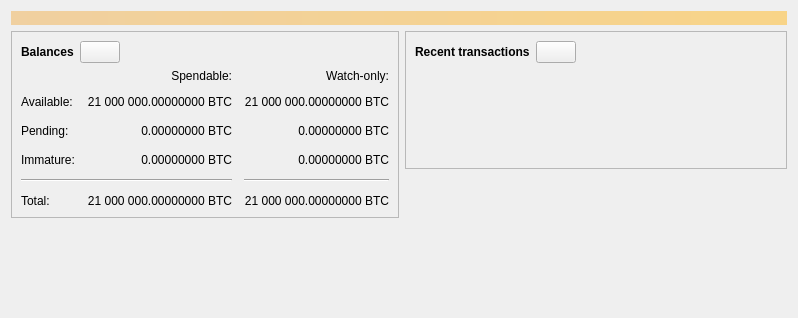
Qt form src/qt/forms/overviewpage.ui (vtsxking/ignitecoin) before a commit.
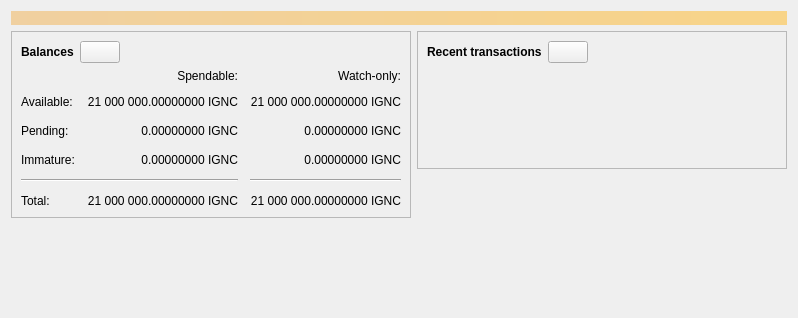
The same form after that commit. Icons and pictures are not drawn. Custom widgets are drawn as their Qt base class.

Patch:
```diff
--- a/src/qt/forms/overviewpage.ui
+++ b/src/qt/forms/overviewpage.ui
@@ -120,7 +120,7 @@
                <string>Unconfirmed transactions to watch-only addresses</string>
               </property>
               <property name="text">
-               <string notr="true">0.00000000 BTC</string>
+               <string notr="true">0.00000000 IGNC</string>
               </property>
               <property name="alignment">
                <set>Qt::AlignRight|Qt::AlignTrailing|Qt::AlignVCenter</set>
@@ -139,7 +139,7 @@
                <string>Total of transactions that have yet to be confirmed, and do not yet count toward the spendable balance</string>
               </property>
               <property name="text">
-               <string notr="true">0.00000000 BTC</string>
+               <string notr="true">0.00000000 IGNC</string>
               </property>
               <property name="alignment">
                <set>Qt::AlignRight|Qt::AlignTrailing|Qt::AlignVCenter</set>
@@ -158,7 +158,7 @@
                <string>Mined balance in watch-only addresses that has not yet matured</string>
               </property>
               <property name="text">
-               <string notr="true">0.00000000 BTC</string>
+               <string notr="true">0.00000000 IGNC</string>
               </property>
               <property name="alignment">
                <set>Qt::AlignRight|Qt::AlignTrailing|Qt::AlignVCenter</set>
@@ -210,7 +210,7 @@
                <string>Mined balance that has not yet matured</string>
               </property>
               <property name="text">
-               <string notr="true">0.00000000 BTC</string>
+               <string notr="true">0.00000000 IGNC</string>
               </property>
               <property name="alignment">
                <set>Qt::AlignRight|Qt::AlignTrailing|Qt::AlignVCenter</set>
@@ -249,7 +249,7 @@
                <string>Your current total balance</string>
               </property>
               <property name="text">
-               <string notr="true">21 000 000.00000000 BTC</string>
+               <string notr="true">21 000 000.00000000 IGNC</string>
               </property>
               <property name="alignment">
                <set>Qt::AlignRight|Qt::AlignTrailing|Qt::AlignVCenter</set>
@@ -268,7 +268,7 @@
                <string>Current total balance in watch-only addresses</string>
               </property>
               <property name="text">
-               <string notr="true">21 000 000.00000000 BTC</string>
+               <string notr="true">21 000 000.00000000 IGNC</string>
               </property>
               <property name="alignment">
                <set>Qt::AlignRight|Qt::AlignTrailing|Qt::AlignVCenter</set>
@@ -304,7 +304,7 @@
                <string>Your current spendable balance</string>
               </property>
               <property name="text">
-               <string notr="true">21 000 000.00000000 BTC</string>
+               <string notr="true">21 000 000.00000000 IGNC</string>
               </property>
               <property name="alignment">
                <set>Qt::AlignRight|Qt::AlignTrailing|Qt::AlignVCenter</set>
@@ -323,7 +323,7 @@
                <string>Your current balance in watch-only addresses</string>
               </property>
               <property name="text">
-               <string notr="true">21 000 000.00000000 BTC</string>
+               <string notr="true">21 000 000.00000000 IGNC</string>
               </property>
               <property name="alignment">
                <set>Qt::AlignRight|Qt::AlignTrailing|Qt::AlignVCenter</set>
```
Left out of the diff: 8 changed lines with no effect on the pictures.
